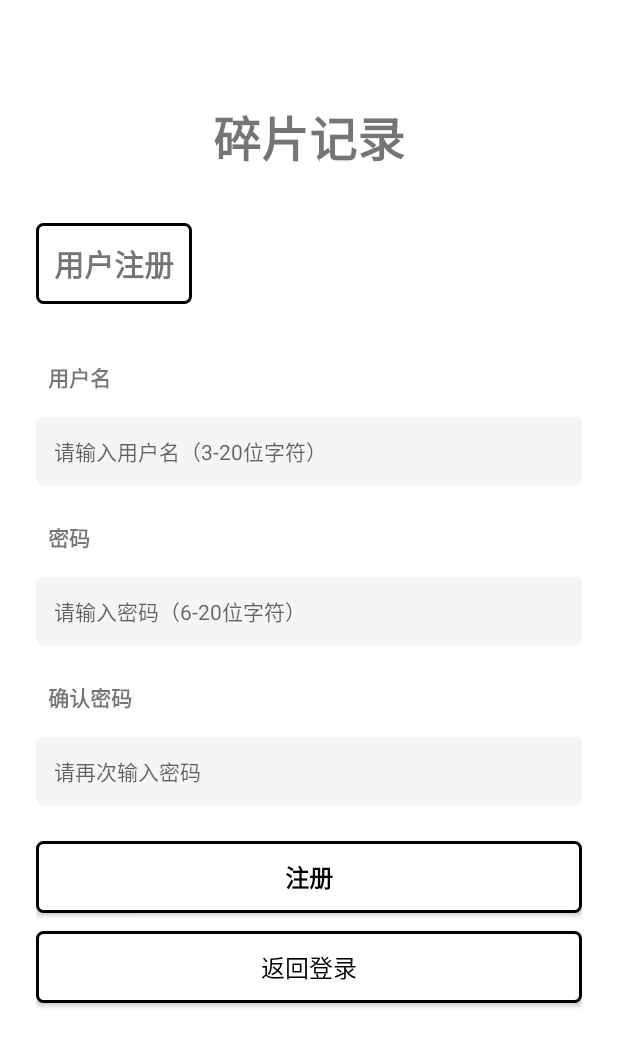
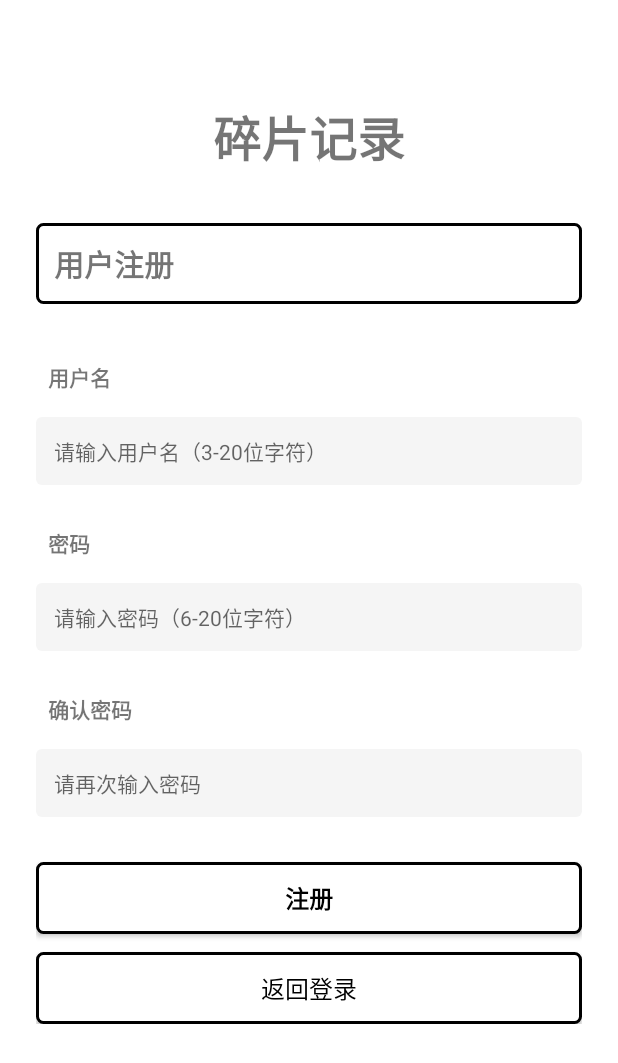
Before and after one commit to Zhouzoei/note_easy, an Android app built with Jetpack Compose: the RegisterActivity screen opened directly, with no data from a screen before it, on a phone screen of 412 x 824 dp. Shown: the top 1063 px of the screen. Run offline under Robolectric (Android 15) with nearby library versions, the phone set to English and light mode, and no system bars.

Commit message:
登录注册界面优化

```diff
--- a/app/src/main/res/layout/activity_register.xml
+++ b/app/src/main/res/layout/activity_register.xml
@@ -1,10 +1,18 @@
 <?xml version="1.0" encoding="utf-8"?>
-<LinearLayout xmlns:android="http://schemas.android.com/apk/res/android"
+<RelativeLayout xmlns:android="http://schemas.android.com/apk/res/android"
     android:layout_width="match_parent"
     android:layout_height="match_parent"
-    android:orientation="vertical"
-    android:padding="24dp"
     android:background="@android:color/white">
+
+    <ScrollView
+        android:layout_width="match_parent"
+        android:layout_height="match_parent"
+        android:padding="24dp">
+
+        <LinearLayout
+            android:layout_width="match_parent"
+            android:layout_height="wrap_content"
+            android:orientation="vertical">
 
             <!-- 应用标题 -->
             <LinearLayout
@@ -13,8 +21,7 @@
                 android:orientation="vertical"
                 android:layout_gravity="center_horizontal"
                 android:layout_marginTop="40dp"
-        android:layout_marginBottom="30dp"
-        >
+                android:layout_marginBottom="30dp">
 
                 <TextView
                     android:layout_width="wrap_content"
@@ -28,14 +35,14 @@
 
             <!-- 注册标题 -->
             <LinearLayout
-        android:layout_width="wrap_content"
+                android:layout_width="match_parent"
                 android:layout_height="wrap_content"
                 android:orientation="vertical"
                 android:layout_marginBottom="30dp"
                 android:background="@drawable/black_border">
 
                 <TextView
-            android:layout_width="wrap_content"
+                    android:layout_width="match_parent"
                     android:layout_height="wrap_content"
                     android:text="用户注册"
                     android:textSize="20sp"
@@ -44,7 +51,13 @@
 
             </LinearLayout>
 
-    <!-- 用户名标签 -->
+            <!-- 用户名输入区域 -->
+            <LinearLayout
+                android:layout_width="match_parent"
+                android:layout_height="wrap_content"
+                android:orientation="vertical"
+                android:layout_marginBottom="20dp">
+
                 <LinearLayout
                     android:layout_width="match_parent"
                     android:layout_height="wrap_content"
@@ -63,7 +76,6 @@
 
                 </LinearLayout>
 
-    <!-- 用户名输入框 -->
                 <EditText
                     android:id="@+id/etUsername"
                     android:layout_width="match_parent"
@@ -71,10 +83,17 @@
                     android:background="@drawable/edittext_gray_background"
                     android:padding="12dp"
                     android:hint="请输入用户名（3-20位字符）"
-        android:textSize="14sp"
-        android:layout_marginBottom="16dp" />
+                    android:textSize="14sp" />
 
-    <!-- 密码标签 -->
+            </LinearLayout>
+
+            <!-- 密码输入区域 -->
+            <LinearLayout
+                android:layout_width="match_parent"
+                android:layout_height="wrap_content"
+                android:orientation="vertical"
+                android:layout_marginBottom="20dp">
+
                 <LinearLayout
                     android:layout_width="match_parent"
                     android:layout_height="wrap_content"
@@ -93,7 +112,6 @@
 
                 </LinearLayout>
 
-    <!-- 密码输入框 -->
                 <EditText
                     android:id="@+id/etPassword"
                     android:layout_width="match_parent"
@@ -102,10 +120,17 @@
                     android:padding="12dp"
                     android:hint="请输入密码（6-20位字符）"
                     android:textSize="14sp"
-        android:inputType="textPassword"
-        android:layout_marginBottom="16dp" />
+                    android:inputType="textPassword" />
 
-    <!-- 确认密码标签 -->
+            </LinearLayout>
+
+            <!-- 确认密码输入区域 -->
+            <LinearLayout
+                android:layout_width="match_parent"
+                android:layout_height="wrap_content"
+                android:orientation="vertical"
+                android:layout_marginBottom="30dp">
+
                 <LinearLayout
                     android:layout_width="match_parent"
                     android:layout_height="wrap_content"
@@ -124,7 +149,6 @@
 
                 </LinearLayout>
 
-    <!-- 确认密码输入框 -->
                 <EditText
                     android:id="@+id/etConfirmPassword"
                     android:layout_width="match_parent"
@@ -133,8 +157,9 @@
                     android:padding="12dp"
                     android:hint="请再次输入密码"
                     android:textSize="14sp"
-        android:inputType="textPassword"
-        android:layout_marginBottom="24dp" />
+                    android:inputType="textPassword" />
+
+            </LinearLayout>
 
             <!-- 注册按钮 -->
             <Button
@@ -173,3 +198,6 @@
                 android:visibility="gone" />
 
         </LinearLayout>
+    </ScrollView>
+
+</RelativeLayout>
```
Also changed, not shown: app/src/main/res/layout/login.xml (+38 -16 lines). Lines whose indentation alone changed are shown as unchanged.
